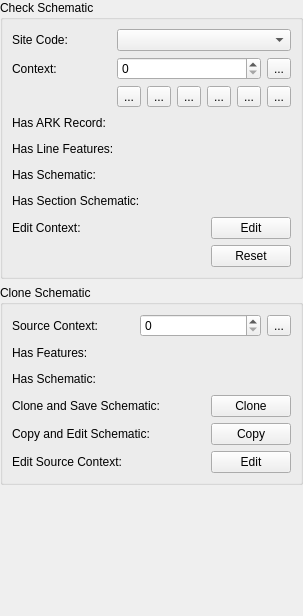
lparchaeology/ArkPlan, file src/schematic_widget_base.ui: the form before one commit.
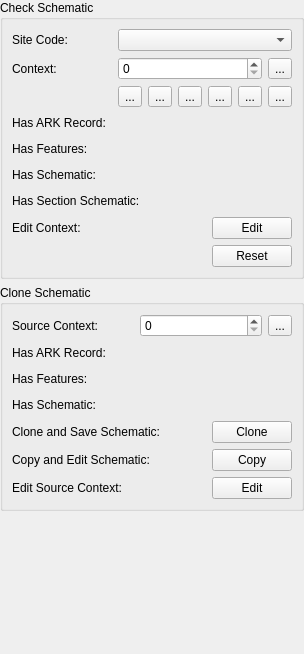
The form after the commit. Icons and pictures are not drawn.

Commit message: Show source context ARK status

Patch:
```diff
--- a/src/schematic_widget_base.ui
+++ b/src/schematic_widget_base.ui
@@ -6,8 +6,8 @@
    <rect>
     <x>0</x>
     <y>0</y>
-    <width>303</width>
-    <height>616</height>
+    <width>304</width>
+    <height>654</height>
    </rect>
   </property>
   <property name="windowTitle">
@@ -314,7 +314,7 @@
         <item row="1" column="0">
          <widget class="QLabel" name="featureDataLabel">
           <property name="text">
-           <string>Has Line Features:</string>
+           <string>Has Features:</string>
           </property>
          </widget>
         </item>
@@ -416,15 +416,8 @@
       </item>
       <item row="1" column="0">
        <layout class="QGridLayout" name="gridLayout_3">
-        <item row="0" column="0">
-         <widget class="QLabel" name="sourceDataLabel">
-          <property name="text">
-           <string>Has Features:</string>
-          </property>
-         </widget>
-        </item>
-        <item row="0" column="1">
-         <spacer name="horizontalSpacer">
+        <item row="2" column="1">
+         <spacer name="sourceSchematicSpacer">
           <property name="orientation">
            <enum>Qt::Horizontal</enum>
           </property>
@@ -436,37 +429,24 @@
           </property>
          </spacer>
         </item>
-        <item row="0" column="2">
-         <widget class="QLabel" name="sourceDataStatusLabel">
-          <property name="text">
-           <string/>
-          </property>
-          <property name="pixmap">
-           <pixmap resource="resources.qrc">:/plugins/ark/plan/statusUnknown.png</pixmap>
-          </property>
-         </widget>
-        </item>
-        <item row="1" column="0">
+        <item row="2" column="0">
          <widget class="QLabel" name="sourceSchematicLabel">
           <property name="text">
            <string>Has Schematic:</string>
           </property>
          </widget>
         </item>
-        <item row="1" column="1">
-         <spacer name="horizontalSpacer_2">
-          <property name="orientation">
-           <enum>Qt::Horizontal</enum>
-          </property>
-          <property name="sizeHint" stdset="0">
-           <size>
-            <width>40</width>
-            <height>20</height>
-           </size>
-          </property>
-         </spacer>
-        </item>
         <item row="1" column="2">
+         <widget class="QLabel" name="sourceFeatureDataStatusLabel">
+          <property name="text">
+           <string/>
+          </property>
+          <property name="pixmap">
+           <pixmap resource="resources.qrc">:/plugins/ark/plan/statusUnknown.png</pixmap>
+          </property>
+         </widget>
+        </item>
+        <item row="2" column="2">
          <widget class="QLabel" name="sourceSchematicStatusLabel">
           <property name="text">
            <string/>
@@ -476,6 +456,56 @@
           </property>
          </widget>
         </item>
+        <item row="1" column="0">
+         <widget class="QLabel" name="sourceFeatureDataLabel">
+          <property name="text">
+           <string>Has Features:</string>
+          </property>
+         </widget>
+        </item>
+        <item row="1" column="1">
+         <spacer name="sourceFeatureDataSpacer">
+          <property name="orientation">
+           <enum>Qt::Horizontal</enum>
+          </property>
+          <property name="sizeHint" stdset="0">
+           <size>
+            <width>40</width>
+            <height>20</height>
+           </size>
+          </property>
+         </spacer>
+        </item>
+        <item row="0" column="0">
+         <widget class="QLabel" name="sourceArkDataLabel">
+          <property name="text">
+           <string>Has ARK Record:</string>
+          </property>
+         </widget>
+        </item>
+        <item row="0" column="1">
+         <spacer name="sourceArkDataSpacer">
+          <property name="orientation">
+           <enum>Qt::Horizontal</enum>
+          </property>
+          <property name="sizeHint" stdset="0">
+           <size>
+            <width>40</width>
+            <height>20</height>
+           </size>
+          </property>
+         </spacer>
+        </item>
+        <item row="0" column="2">
+         <widget class="QLabel" name="sourceArkDataStatusLabel">
+          <property name="text">
+           <string/>
+          </property>
+          <property name="pixmap">
+           <pixmap resource="resources.qrc">:/plugins/ark/plan/statusUnknown.png</pixmap>
+          </property>
+         </widget>
+        </item>
        </layout>
       </item>
       <item row="2" column="0">
```
Left out of the diff: 1 changed line with no effect on the pictures. The commit also changes 4 other files.
